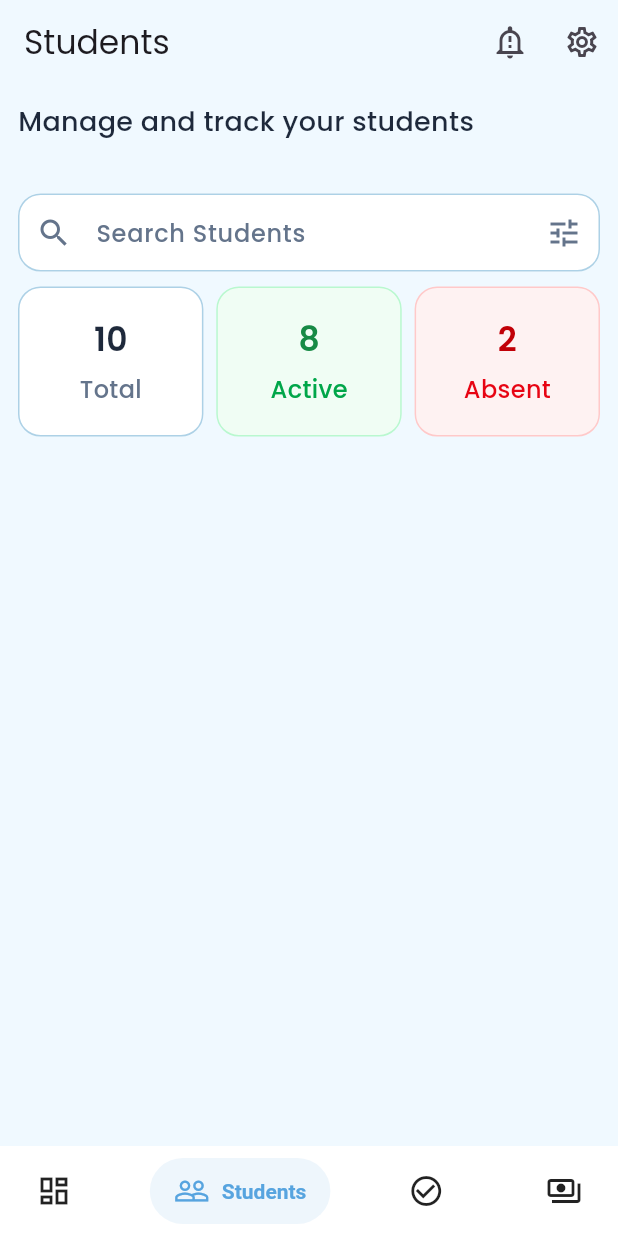
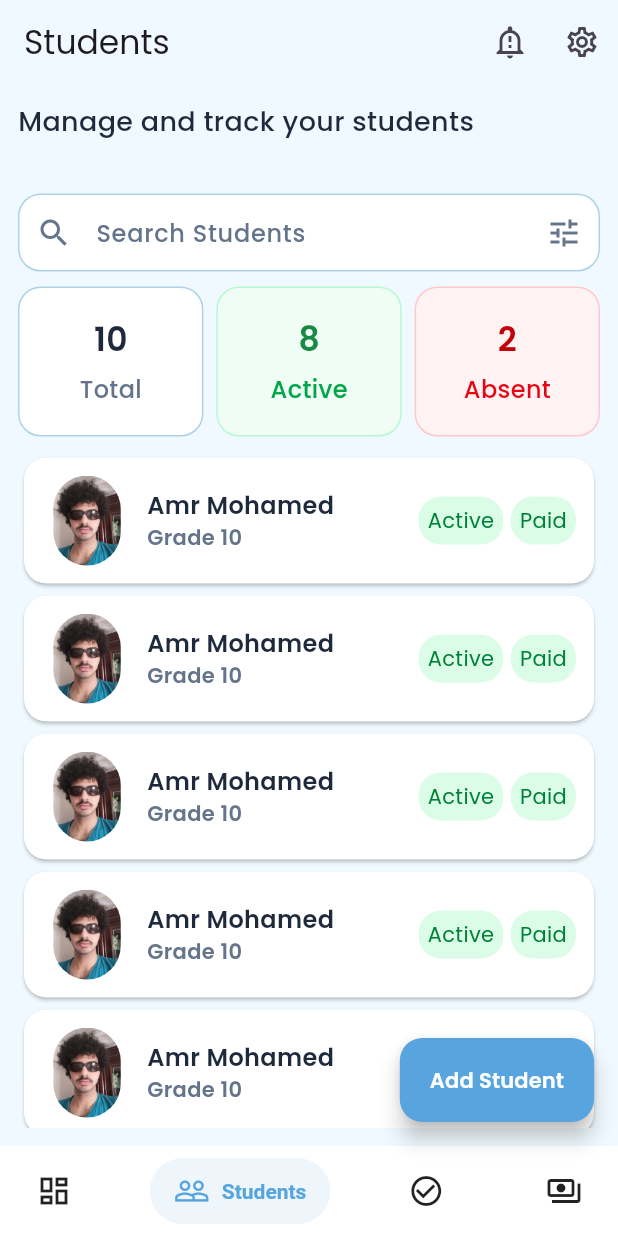
Before and after one commit to amrelmaadawy/teacher-system, a Flutter app: the LayoutView screen opened directly, item 2 of the bottom bar chosen, on a phone screen of 412 x 824 dp. Run offline on Flutter 3.47's test engine with Material 3 defaults, Android fonts, the phone set to English and light mode, and no system bars; drawn by our look-alikes of salomon_bottom_bar.

Commit message:
add student list view +add floating action button

```diff
--- a/lib/features/layout/presentation/view/layout_view.dart
+++ b/lib/features/layout/presentation/view/layout_view.dart
@@ -1,6 +1,7 @@
 import 'package:salomon_bottom_bar/salomon_bottom_bar.dart';
 import 'package:flutter/material.dart';
 import 'package:teacher_system/core/utils/app_colors.dart';
+import 'package:teacher_system/core/utils/app_size.dart';
 import 'package:teacher_system/features/attendance/presentation/views/attendance_view.dart';
 import 'package:teacher_system/features/home/presentation/views/home_view.dart';
 import 'package:teacher_system/features/payments/presentation/views/payments_view.dart';
@@ -32,6 +33,19 @@ class _HomeScreenState extends State<LayoutView> {
   @override
   Widget build(BuildContext context) {
     return Scaffold(
+      floatingActionButton: FloatingActionButton.extended(
+
+        shape: RoundedRectangleBorder(
+          borderRadius: BorderRadiusGeometry.circular(defBorderRadius),
+        ),
+        backgroundColor: lightBottonColor,
+        isExtended: true,
+        onPressed: () {},
+        label: Text(
+          'Add Student',
+          style: TextStyle(color: lightWhiteColor, fontWeight: FontWeight.w600),
+        ),
+      ),
       appBar: AppBar(
         backgroundColor: Theme.of(context).scaffoldBackgroundColor,
         surfaceTintColor: Colors.transparent,
--- a/lib/features/students/presentation/views/students_view.dart
+++ b/lib/features/students/presentation/views/students_view.dart
@@ -2,6 +2,7 @@ import 'package:flutter/material.dart';
 import 'package:teacher_system/core/utils/app_colors.dart';
 import 'package:teacher_system/core/utils/app_size.dart';
 import 'package:teacher_system/features/auth/presentation/widgets/custom_text_form_field.dart';
+import 'package:teacher_system/features/students/presentation/widgets/custom_student_item.dart';
 import 'package:teacher_system/features/students/presentation/widgets/custom_students_card.dart';
 
 class StudentsView extends StatefulWidget {
@@ -17,6 +18,9 @@ class _StudentsViewState extends State<StudentsView> {
   Widget build(BuildContext context) {
     return Padding(
       padding: const EdgeInsets.all(defPadding),
+      child: CustomScrollView(
+        slivers: [
+          SliverToBoxAdapter(
             child: Column(
               crossAxisAlignment: CrossAxisAlignment.start,
               children: [
@@ -31,12 +35,10 @@ class _StudentsViewState extends State<StudentsView> {
                 CustomTextFormField(
                   prefixIcon: Icon(Icons.search, color: lightSubTextColor),
                   suffixIcon: Icon(Icons.tune, color: lightSubTextColor),
-            controller: searchController,
+                  controller: TextEditingController(),
                   text: '',
                   labelText: 'Search Students',
-            validator: (i) {
-              return null;
-            },
+                  validator: (i) => null,
                   keyboardType: TextInputType.text,
                 ),
                 SizedBox(height: 10),
@@ -69,6 +71,16 @@ class _StudentsViewState extends State<StudentsView> {
                     ),
                   ],
                 ),
+                SizedBox(height: 10),
+              ],
+            ),
+          ),
+          SliverList(
+            delegate: SliverChildBuilderDelegate(
+              (context, index) => CustomStudentItem(),
+              childCount: 10,
+            ),
+          ),
         ],
       ),
     );
--- /dev/null
+++ b/lib/features/students/presentation/widgets/custom_student_item.dart
@@ -0,0 +1,87 @@
+
+import 'package:flutter/material.dart';
+import 'package:teacher_system/core/utils/app_colors.dart';
+import 'package:teacher_system/core/utils/app_size.dart';
+
+class CustomStudentItem extends StatelessWidget {
+  const CustomStudentItem({
+    super.key,
+  });
+
+  @override
+  Widget build(BuildContext context) {
+    return Card(
+      shape: RoundedRectangleBorder(
+        borderRadius: BorderRadiusGeometry.circular(defBorderRadius),
+      ),
+      color: lightWhiteColor,
+      child: Padding(
+        padding: const EdgeInsets.all(defPadding),
+        child: Row(
+          children: [
+            CircleAvatar(
+              backgroundColor: lightWhiteColor,
+              radius: 30,
+              child: ClipRRect(
+                borderRadius: BorderRadius.circular(30),
+                child: Image.asset(
+                  'assets/images/na3dawy.jpg',
+                ),
+              ),
+            ),
+            SizedBox(width: 10),
+            Column(
+              crossAxisAlignment: CrossAxisAlignment.start,
+              children: [
+                Text(
+                  'Amr Mohamed',
+                  style: TextStyle(
+                    fontSize: 16,
+                    fontWeight: FontWeight.w600,
+                    color: lightMainTextColor,
+                  ),
+                ),
+                Text(
+                  'Grade 10',
+                  style: TextStyle(
+                    fontSize: 14,
+                    fontWeight: FontWeight.w600,
+                    color: lightSubTextColor,
+                  ),
+                ),
+              ],
+            ),
+            Spacer(),
+            Container(
+              decoration: BoxDecoration(
+                color: Color(0xffdbfce7),
+                borderRadius: BorderRadius.circular(defBorderRadius),
+              ),
+              child: Padding(
+                padding: const EdgeInsets.all(defPadding / 2),
+                child: Text(
+                  'Active',
+                  style: TextStyle(color: Color(0xff008236)),
+                ),
+              ),
+            ),
+            SizedBox(width: 5),
+            Container(
+              decoration: BoxDecoration(
+                color: Color(0xffdbfce7),
+                borderRadius: BorderRadius.circular(defBorderRadius),
+              ),
+              child: Padding(
+                padding: const EdgeInsets.all(defPadding / 2),
+                child: Text(
+                  'Paid',
+                  style: TextStyle(color: Color(0xff008236)),
+                ),
+              ),
+            ),
+          ],
+        ),
+      ),
+    );
+  }
+}
--- a/pubspec.yaml
+++ b/pubspec.yaml
@@ -61,8 +61,8 @@ flutter:
   # the material Icons class.
   uses-material-design: true
   # To add assets to your application, add an assets section, like this:
-  # assets:
-  #   - images/a_dot_burr.jpeg
+  assets:
+    - assets/images/
   #   - images/a_dot_ham.jpeg
   # An image asset can refer to one or more resolution-specific "variants", see
   # https://flutter.dev/to/resolution-aware-images
```
Also changed, not shown: assets/images/na3dawy.jpg (added). Lines whose indentation alone changed are shown as unchanged.
